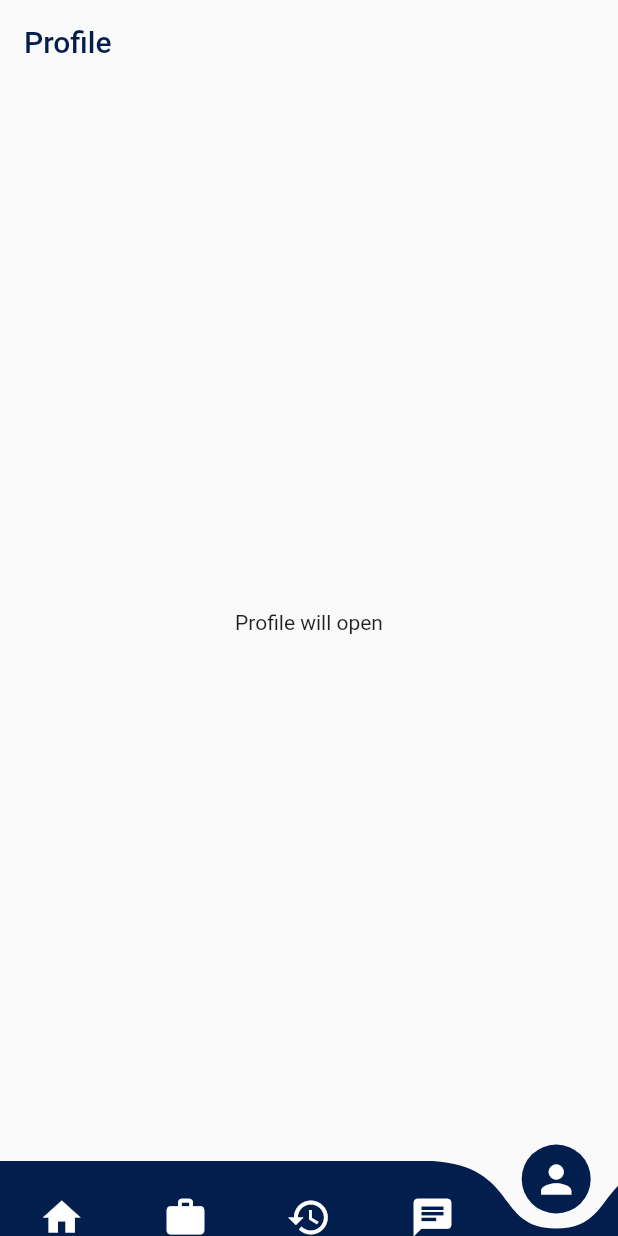
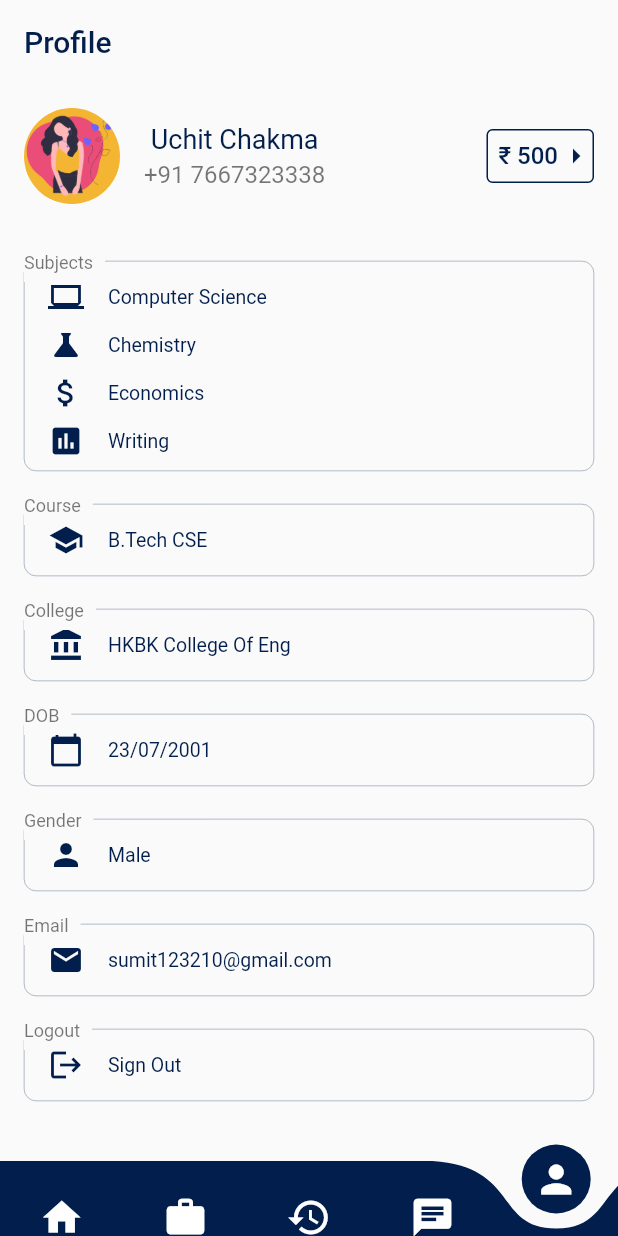
Before and after one commit to SuTechs/PythagonTutors, a Flutter app: the NavigationHome screen opened directly, item 5 of the bottom bar chosen, on a phone screen of 412 x 824 dp. Run offline on Flutter 3.47's test engine with Material 2 defaults, Android fonts, the phone set to English and light mode, and no system bars; drawn by our look-alikes of curved_navigation_bar; our stand-ins replace animated_text_kit, cloud_firestore, firebase_auth, firebase_core, get, google_sign_in and 2 more; accounts and stored records are empty.

Commit message:
profile ui

```diff
--- a/lib/data/database.dart
+++ b/lib/data/database.dart
@@ -285,13 +285,13 @@ class Teacher {
 
     if (data.exists && data.data() != null) {
       UserData.teacher = Teacher.fromJson(data.data()!);
-      _hasTeacherData = false;
+      _hasTeacherData = true;
       return true;
     }
 
     await _createNewTeacherDoc(user);
 
-    _hasTeacherData = false;
+    _hasTeacherData = true;
     return false;
   }
 
--- a/lib/screens/navigationHome.dart
+++ b/lib/screens/navigationHome.dart
@@ -2,6 +2,7 @@ import 'package:curved_navigation_bar/curved_navigation_bar.dart';
 import 'package:firebase_auth/firebase_auth.dart';
 import 'package:flutter/material.dart';
 import 'package:tutors/data/utils/Utils.dart';
+import 'package:tutors/screens/profile.dart';
 
 import '../constants.dart';
 import 'home.dart';
@@ -75,9 +76,7 @@ class _NavigationHomeState extends State<NavigationHome> {
     /// profile
     NavScreen(
       title: 'Profile',
-      screens: Center(
-        child: Text('Profile will open'),
-      ),
+      screens: Profile(),
       icon: Icon(
         Icons.person,
         size: 30,
--- /dev/null
+++ b/lib/screens/profile.dart
@@ -0,0 +1,250 @@
+import 'package:flutter/material.dart';
+import 'package:get/get.dart';
+import 'package:tutors/constants.dart';
+import 'package:tutors/screens/transcation.dart';
+
+class Profile extends StatelessWidget {
+  @override
+  Widget build(BuildContext context) {
+    return Padding(
+      padding: const EdgeInsets.symmetric(horizontal: 16),
+      child: ListView(
+        children: [
+          SizedBox(height: 16),
+          Row(
+            children: [
+              /// profile pic
+              CircleAvatar(
+                radius: 32,
+                // backgroundColor: const Color(0xffF1F1F1),
+                backgroundColor: Color(0xffF4B532),
+                backgroundImage: AssetImage('assets/images/name.png'),
+                // child: Image.asset('assets/images/name.png'),
+              ),
+
+              SizedBox(width: 16),
+
+              /// name and phone
+              Column(
+                mainAxisSize: MainAxisSize.min,
+                children: [
+                  /// name
+                  Text(
+                    'Uchit Chakma',
+                    style: TextStyle(
+                      fontSize: 18,
+                      color: kBlueColor,
+                    ),
+                  ),
+
+                  SizedBox(height: 4),
+
+                  /// phone
+                  Text(
+                    '+91 7667323338',
+                    style: Theme.of(context)
+                        .textTheme
+                        .caption!
+                        .copyWith(fontSize: 16),
+                  ),
+                ],
+              ),
+
+              Spacer(),
+
+              /// balance
+              OutlinedButton(
+                style: OutlinedButton.styleFrom(
+                  side: BorderSide(color: kBlueColor),
+                  padding: EdgeInsets.only(right: 0, left: 8),
+                ),
+                onPressed: () {
+                  Get.to(() => Transaction(),
+                      transition: Transition.cupertino, curve: Curves.bounceIn);
+                },
+                child: Row(
+                  mainAxisSize: MainAxisSize.min,
+                  children: [
+                    Text(
+                      '₹ 500',
+                      style: TextStyle(
+                        fontSize: 16,
+                        color: kBlueColor,
+                      ),
+                    ),
+                    Icon(
+                      Icons.arrow_right,
+                      color: kBlueColor,
+                    ),
+                  ],
+                ),
+              ),
+            ],
+          ),
+          SizedBox(height: 32),
+
+          /// subjects
+          ProfileListContainer(
+            title: 'Subjects',
+            child: Column(
+              mainAxisSize: MainAxisSize.min,
+              children: [
+                SizedBox(
+                  height: 32,
+                  child: ProfileListContainerTile(
+                    icon: Icons.computer_sharp,
+                    title: 'Computer Science',
+                  ),
+                ),
+                SizedBox(
+                  height: 32,
+                  child: ProfileListContainerTile(
+                    icon: Icons.science,
+                    title: 'Chemistry',
+                  ),
+                ),
+                SizedBox(
+                  height: 32,
+                  child: ProfileListContainerTile(
+                    icon: Icons.attach_money,
+                    title: 'Economics',
+                  ),
+                ),
+                SizedBox(
+                  height: 44,
+                  child: ProfileListContainerTile(
+                    icon: Icons.poll,
+                    title: 'Writing',
+                  ),
+                ),
+              ],
+            ),
+          ),
+
+          /// course
+          ProfileListContainer(
+            title: 'Course',
+            child: ProfileListContainerTile(
+              icon: Icons.school,
+              title: 'B.Tech CSE',
+            ),
+          ),
+
+          /// college
+          ProfileListContainer(
+            title: 'College',
+            child: ProfileListContainerTile(
+              icon: Icons.account_balance,
+              title: 'HKBK College Of Eng',
+            ),
+          ),
+
+          /// dob
+          ProfileListContainer(
+            title: 'DOB',
+            child: ProfileListContainerTile(
+              icon: Icons.calendar_today,
+              title: '23/07/2001',
+            ),
+          ),
+
+          /// gender
+          ProfileListContainer(
+            title: 'Gender',
+            child: ProfileListContainerTile(
+              icon: Icons.person,
+              title: 'Male',
+            ),
+          ),
+
+          /// email
+          ProfileListContainer(
+            title: 'Email',
+            child: ProfileListContainerTile(
+              icon: Icons.email,
+              title: 'sumit123210@gmail.com',
+            ),
+          ),
+
+          /// logout
+          ProfileListContainer(
+            title: 'Logout',
+            child: ProfileListContainerTile(
+              icon: Icons.logout,
+              title: 'Sign Out',
+            ),
+          ),
+        ],
+      ),
+    );
+  }
+}
+
+class ProfileListContainer extends StatelessWidget {
+  final Widget child;
+  final String title;
+
+  const ProfileListContainer(
+      {Key? key, required this.child, required this.title})
+      : super(key: key);
+
+  @override
+  Widget build(BuildContext context) {
+    return Padding(
+      padding: const EdgeInsets.only(bottom: 16),
+      child: Stack(
+        children: [
+          Padding(
+            padding: const EdgeInsets.only(top: 6),
+            child: Material(
+              shape: RoundedRectangleBorder(
+                side: BorderSide(
+                  width: 0.2,
+                  color: kBlueColor,
+                ),
+                borderRadius: BorderRadius.circular(8.0),
+              ),
+              child: child,
+            ),
+          ),
+          Container(
+            padding: EdgeInsets.only(top: 0, left: 0, right: 8, bottom: 6),
+            color: Theme.of(context).scaffoldBackgroundColor,
+            child: Text(
+              title,
+              style:
+                  Theme.of(context).textTheme.caption!.copyWith(fontSize: 12),
+            ),
+          )
+        ],
+      ),
+    );
+  }
+}
+
+class ProfileListContainerTile extends StatelessWidget {
+  final String title;
+  final IconData icon;
+
+  const ProfileListContainerTile({
+    Key? key,
+    required this.title,
+    required this.icon,
+  }) : super(key: key);
+
+  @override
+  Widget build(BuildContext context) {
+    return ListTile(
+      dense: true,
+      leading: Icon(
+        icon,
+        color: kBlueColor,
+      ),
+      title: Text(
+        title,
+        style: TextStyle(color: kBlueColor),
+      ),
+      horizontalTitleGap: 0,
+    );
+  }
+}
--- a/lib/widgets/assignmentListTile.dart
+++ b/lib/widgets/assignmentListTile.dart
@@ -53,7 +53,10 @@ class AssignmentListTile extends StatelessWidget {
               ? null
               : RoundedRectangleBorder(
                   borderRadius: BorderRadius.circular(4.0),
-                  side: BorderSide(width: 0.1, color: const Color(0xff060324)),
+                  side: BorderSide(
+                    width: 0.1,
+                    color: kBlueColor,
+                  ),
                 ),
           leading: CircleAvatar(
             child: Padding(
```
Also changed, not shown: lib/screens/transcation.dart (added, +123 -0 lines).
